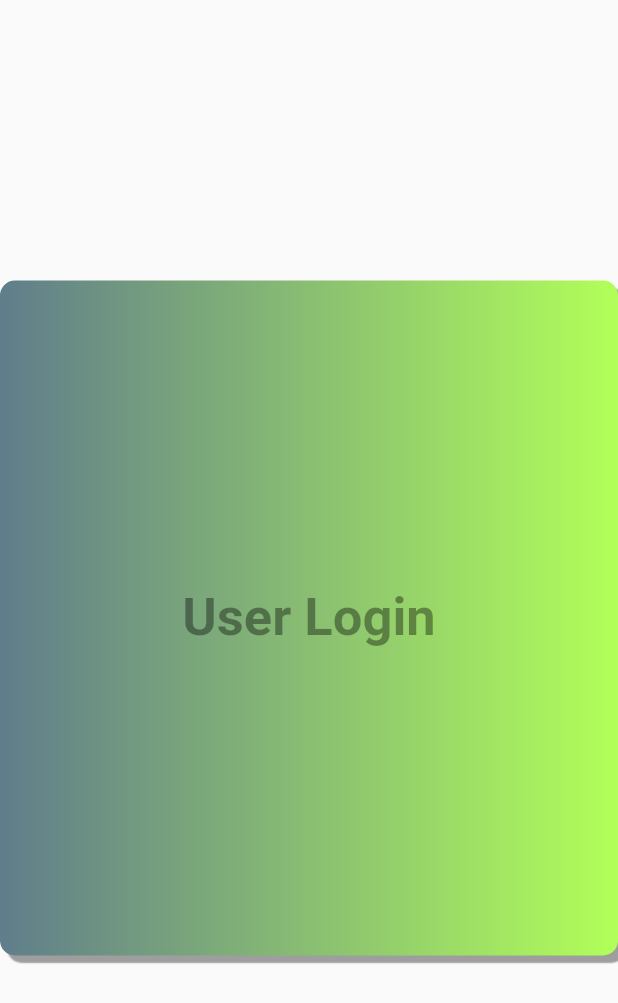
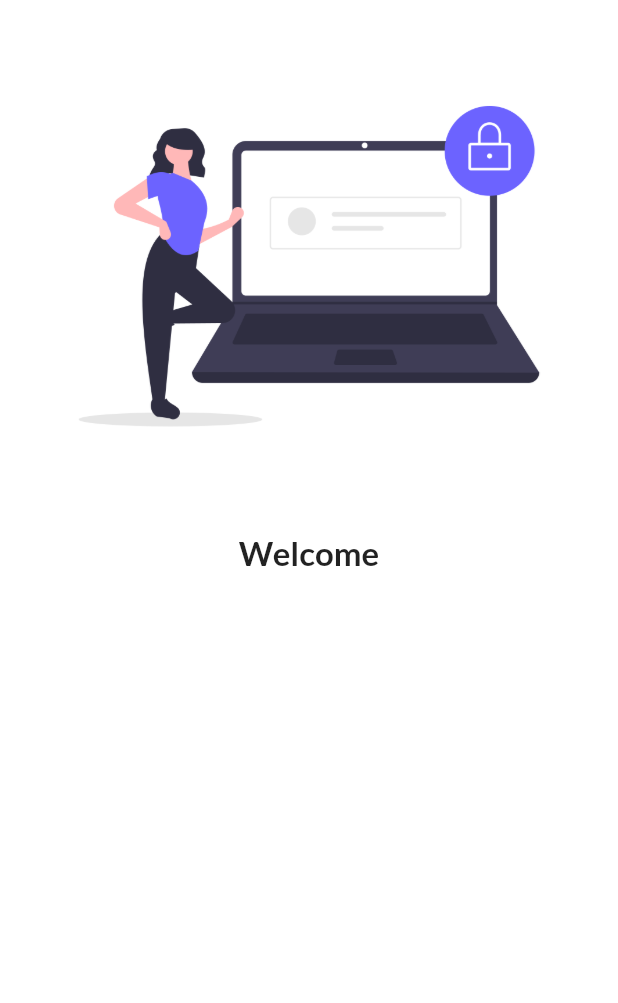
Before and after one commit to Shashi-Chaurasia/FlutterDemoProject, a Flutter app: the screen it shows after launch, on a phone screen of 412 x 824 dp. Shown: the top 1003 px of the screen. Run offline on Flutter 3.47's test engine with Material 2 defaults, Android fonts, the phone set to English and light mode, and no system bars; our stand-ins replace google_fonts; missing offline and left inert: dart:html.

Commit message:
Chapter-4-login-completed

```diff
--- a/userlogin/lib/main.dart
+++ b/userlogin/lib/main.dart
@@ -1,4 +1,5 @@
 import 'package:flutter/material.dart';
+import 'package:google_fonts/google_fonts.dart';
 import 'package:userlogin/pages/login.dart';
 
 import 'pages/home.dart';
@@ -8,6 +9,7 @@ void main() {
 }
 
 //image pic for profile unDraw.co
+//pub.dev for any plugin
 
 class MyApp extends StatelessWidget {
   //const MyApp({Key? key}) : super(key: key);
@@ -18,6 +20,7 @@ class MyApp extends StatelessWidget {
       themeMode: ThemeMode.light,
       theme: ThemeData(
         primarySwatch: Colors.deepPurple,
+        fontFamily: GoogleFonts.lato().fontFamily,
       ),
       darkTheme: ThemeData(
         brightness: Brightness.dark,
--- a/userlogin/lib/pages/home.dart
+++ b/userlogin/lib/pages/home.dart
@@ -1,5 +1,4 @@
 import 'package:flutter/material.dart';
-
 
 
 class HomePage extends StatelessWidget {
--- a/userlogin/lib/pages/login.dart
+++ b/userlogin/lib/pages/login.dart
@@ -1,35 +1,60 @@
+import 'dart:html';
+
 import 'package:flutter/material.dart';
-
+import 'package:google_fonts/google_fonts.dart';
+import 'package:userlogin/pages/home.dart';
 
 class LoginPage extends StatelessWidget {
+  // const LoginPage({Key? key}) : super(key: key);
+
   @override
   Widget build(BuildContext context) {
     return Material(
-
-      child: Center(
-        child: Container(
-          child: Center(child: Text(
-            "User Login",
-            style: TextStyle(
-              fontSize: 35,
+      color: Colors.white,
+      child: Column(
+        children: [
+          Image.asset("assests/images/login.png" , height: 355,width: 400,),
+          Text(
+            "Welcome" , style: TextStyle(
+              fontSize: 22,
               fontWeight: FontWeight.bold,
-              color: Colors.black38,
-            ),  )),
-          padding: const EdgeInsets.all(8.0),
-          height: 450,
-          width: 600,
-          decoration: BoxDecoration(
-            borderRadius: BorderRadius.circular(10),
-            boxShadow: [
-              BoxShadow(
-                  color: Colors.grey, blurRadius: 0.05, offset: Offset(5, 5))
-            ],
-            color: Colors.teal,
-            gradient: LinearGradient(
-              colors: [Colors.blueGrey, Colors.lightGreenAccent],
             ),
           ),
-        ),
+          SizedBox(
+            height: 20,
+          ),
+          Padding(
+            padding: const EdgeInsets.symmetric(horizontal: 255.0 , vertical: 22.0),
+            child: Column(
+              children: [
+                TextFormField(
+                    decoration: InputDecoration(
+                      hintText: "Enter Your Username",
+                      labelText: "Username",
+                    ),
+                ),
+                TextFormField(
+                  obscureText: true,
+                    decoration: InputDecoration(
+                      hintText: "Enter Your Password",
+                      labelText: "Password",
+                    ),
+                ),
+                SizedBox(
+                  height: 20.0,
+                  ),
+                  ElevatedButton(
+                    onPressed: () {
+                      print("Login successful");
+
+                    },
+                    child: Text("Login"),
+                    style: TextButton.styleFrom(),)
+
+              ],
+            ),
+          ),
+        ],
       ),
     );
   }
--- a/userlogin/pubspec.yaml
+++ b/userlogin/pubspec.yaml
@@ -34,6 +34,7 @@ dependencies:
   # The following adds the Cupertino Icons font to your application.
   # Use with the CupertinoIcons class for iOS style icons.
   cupertino_icons: ^1.0.2
+  google_fonts: ^2.1.0
 
 dev_dependencies:
   flutter_test:
@@ -59,7 +60,7 @@ flutter:
 
   # To add assets to your application, add an assets section, like this:
   assets:
-    - assests/images
+    - assests/images/
 
 
   # An image asset can refer to one or more resolution-specific "variants", see
```
Also changed, not shown: userlogin/pubspec.lock.
